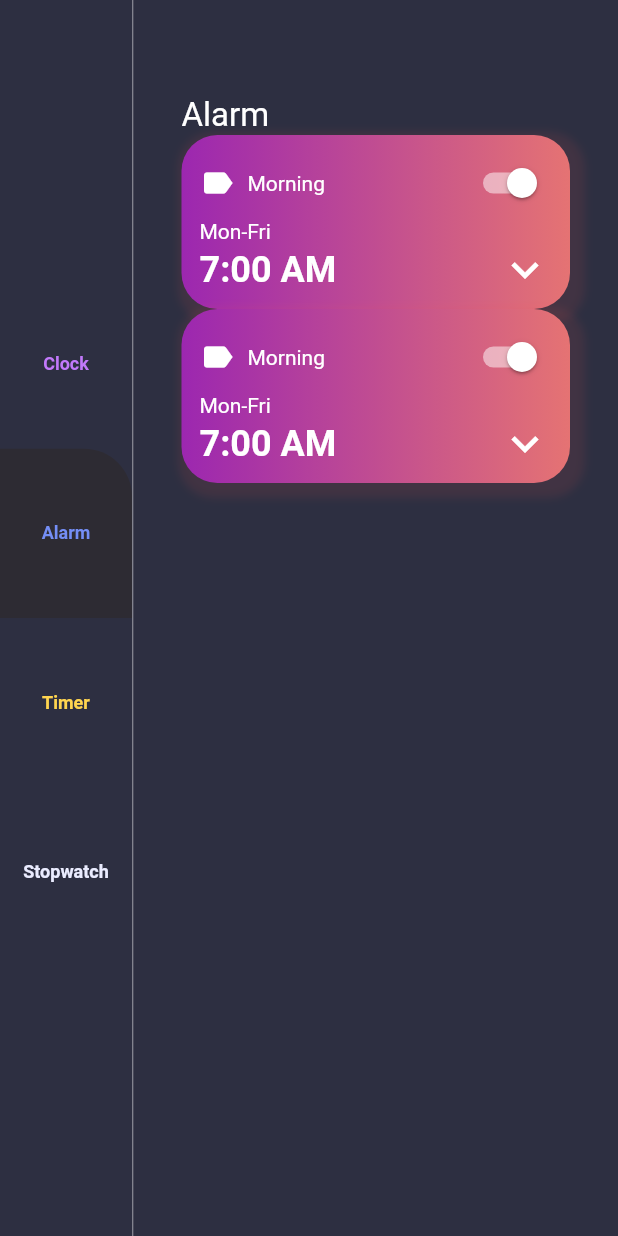
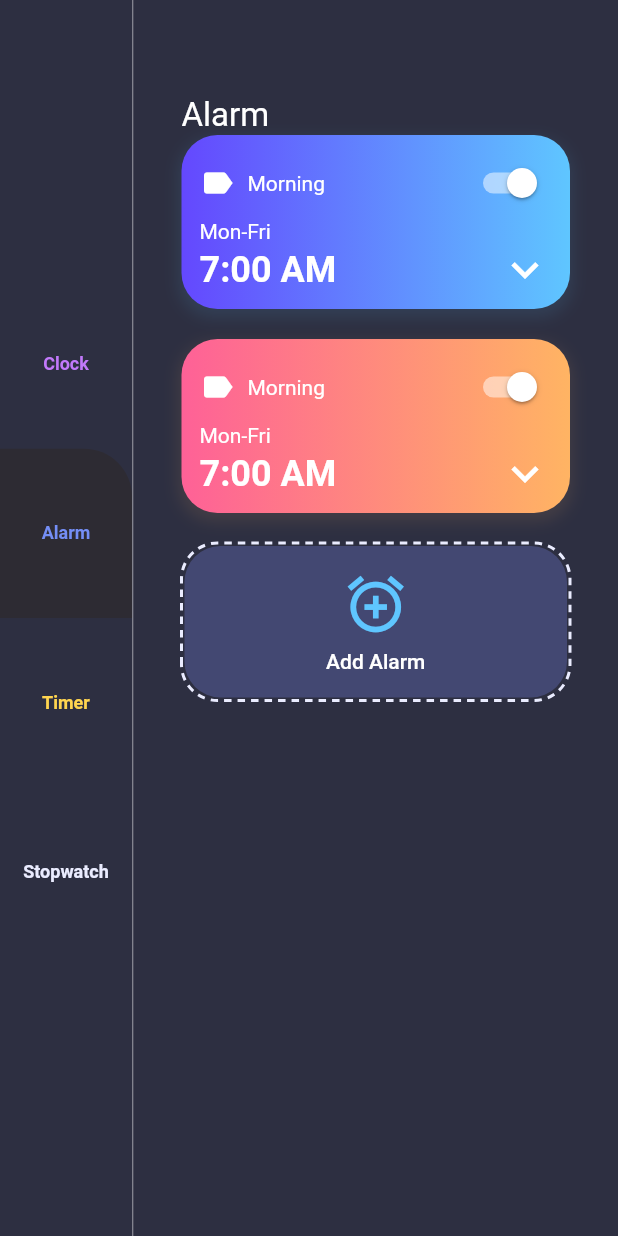
Before and after one commit to nexus-hash/Alarm-App, a Flutter app: the screen it shows after launch, after a tap on "Alarm", on a phone screen of 412 x 824 dp. Run offline on Flutter 3.47's test engine with Material 2 defaults, Android fonts, the phone set to English and light mode, and no system bars; drawn by our look-alikes of dotted_border.

Commit message:
Alarm Page Consfigured

```diff
--- a/lib/Data/AlarmInfo.dart
+++ b/lib/Data/AlarmInfo.dart
@@ -1,8 +1,10 @@
+import 'package:flutter/cupertino.dart';
+
 class AlarmInfo {
   DateTime alarmDateTime;
   String description;
   bool isActive;
+  List<Color> gradientColors;
 
-
-  AlarmInfo(this.alarmDateTime,{this.description});
+  AlarmInfo(this.alarmDateTime,{this.description,this.gradientColors});
 }
--- a/lib/Data/Data.dart
+++ b/lib/Data/Data.dart
@@ -1,4 +1,5 @@
 import 'package:new_proj/Data/enums.dart';
+import 'package:new_proj/Static_Constaints.dart';
 import 'AlarmInfo.dart';
 
 import 'menuInfo.dart';
@@ -15,6 +16,6 @@ List<MenuInfo> menuItems=[
 ];
 
 List<AlarmInfo> alarms=[
-  AlarmInfo(DateTime.now().add(Duration(minutes: 3)),description: 'refe'),
-  AlarmInfo(DateTime.now().add(Duration(minutes: 3)),description: 'DoctorAp'),
+  AlarmInfo(DateTime.now().add(Duration(minutes: 3)),description: 'refe',gradientColors: GradientColors.sky),
+  AlarmInfo(DateTime.now().add(Duration(minutes: 3)),description: 'DoctorAp',gradientColors: GradientColors.sunset),
 ];
--- /dev/null
+++ b/lib/Static_Constaints.dart
@@ -0,0 +1,17 @@
+import 'package:flutter/material.dart';
+
+class CustomColors{
+  static Color addAlarm = Color(0xFF4444974);
+  static Color outLine=Color(0xFFEAECFF);
+}
+
+class GradientColors{
+  final List<Color> colors;
+  GradientColors(this.colors);
+
+  static List<Color> sky = [Color(0xFF6448FE), Color(0xFF5FC6FF)];
+  static List<Color> sunset = [Color(0xFFFE6197), Color(0xFFFFB463)];
+  static List<Color> sea = [Color(0xFF61A3FE), Color(0xFF63FFD5)];
+  static List<Color> mango = [Color(0xFFFFA738), Color(0xFFFFE130)];
+  static List<Color> fire = [Color(0xFFFF5DCD), Color(0xFFFF8484)];
+}
--- a/lib/Views/Alarm_PageView.dart
+++ b/lib/Views/Alarm_PageView.dart
@@ -1,4 +1,6 @@
+import 'package:dotted_border/dotted_border.dart';
 import 'package:flutter/material.dart';
+import 'package:new_proj/Static_Constaints.dart';
 
 import '../Data/Data.dart';
 class AlarmPage extends StatefulWidget {
@@ -20,22 +22,22 @@ class _AlarmPageState extends State<AlarmPage> {
             ),
             Expanded(
               child: ListView(
-                children: alarms.map((alarm) {
+                children: alarms.map<Widget>((alarm) {
                   return Container(
+                    margin: const EdgeInsets.only(bottom: 20.0),
                     padding: EdgeInsets.symmetric(vertical: 8,horizontal: 12),
                     decoration: BoxDecoration(
-                      gradient: LinearGradient(colors:
-                      [Colors.purple,Colors.red[300]],
+                      gradient: LinearGradient(colors:alarm.gradientColors,
                         begin: Alignment.centerLeft,
                         end: Alignment.centerRight
                       ),
                       borderRadius: BorderRadius.all(Radius.circular(24)),
                       boxShadow: <BoxShadow>[
                         BoxShadow(
-                          offset: Offset(4.0, 4.0),
-                          color: Colors.red[400].withOpacity(0.1),
-                          blurRadius: 4,
-                          spreadRadius: 6
+                          offset: Offset(0.0, 4.0),
+                          color: alarm.gradientColors.last.withOpacity(0.1),
+                          blurRadius: 8,
+                          spreadRadius: 2
                         )
                       ],
                     ),
@@ -91,7 +93,39 @@ class _AlarmPageState extends State<AlarmPage> {
                       ],
                     ),
                   );
-                }).toList(),
+                }).followedBy([
+                  DottedBorder(
+                    strokeWidth: 2,
+                    borderType: BorderType.RRect,
+                    radius: Radius.circular(24),
+                    color: CustomColors.outLine,
+                    dashPattern: [5,4],
+                    child: Container(
+                      width: double.infinity,
+                      decoration: BoxDecoration(
+                        color: CustomColors.addAlarm,
+                        borderRadius: BorderRadius.all(Radius.circular(24))
+                      ),
+                      child: FlatButton(
+                        padding: const EdgeInsets.symmetric(vertical: 16,horizontal: 32),
+                        onPressed: (){},
+                        child: Column(
+                          children: <Widget>[
+                            Icon(Icons.add_alarm,color: Color(0xFF5FC6FF),
+                            size: 45,
+                            ),
+                            SizedBox(height: 8,),
+                            Text("Add Alarm",
+                              style: TextStyle(
+                                color: Colors.white
+                              ),
+                            )
+                          ],
+                        ),
+                      ),
+                    ),
+                  )
+                ]).toList(),
               ),
             )
           ],
--- a/pubspec.yaml
+++ b/pubspec.yaml
@@ -25,6 +25,7 @@ dependencies:
     sdk: flutter
   intl:
   provider:
+  dotted_border:
 
 
   # The following adds the Cupertino Icons font to your application.
```
Also changed, not shown: pubspec.lock.
